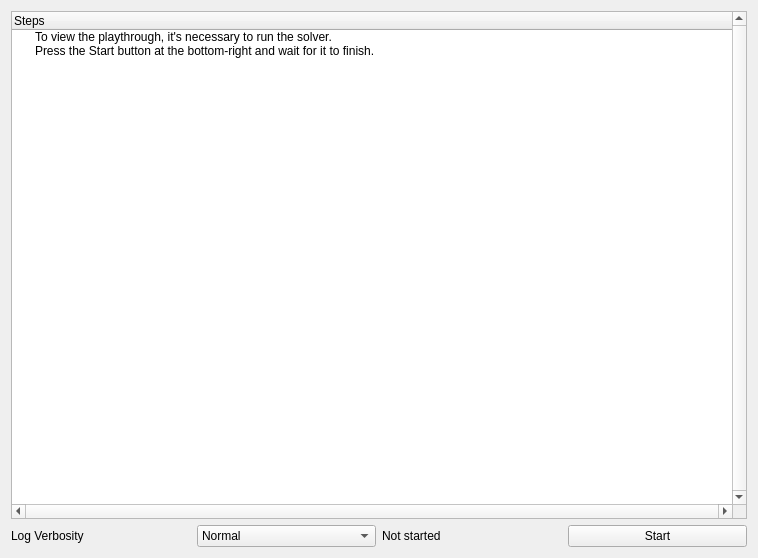
Above: randovania/gui/ui_files/game_validator_widget.ui from randovania/randovania before the change. Below: the same form after it.
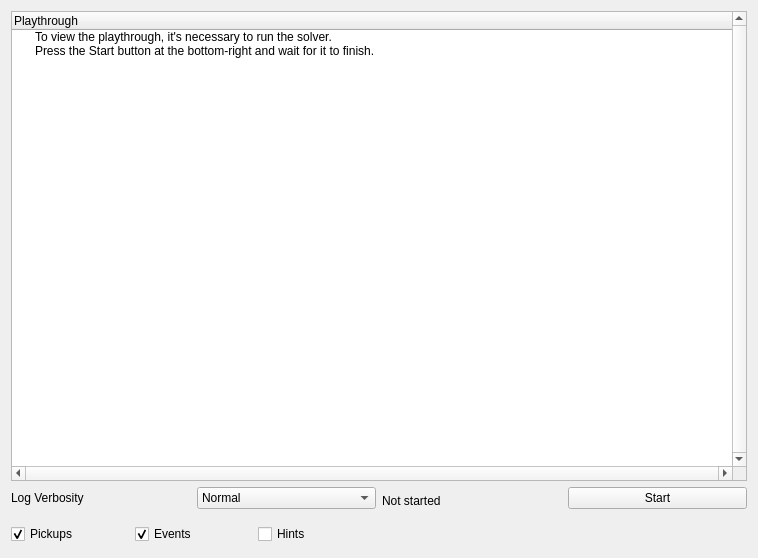
That is the form after the change.

Commit message: add action type filters

What changed in the file:
```diff
--- a/randovania/gui/ui_files/game_validator_widget.ui
+++ b/randovania/gui/ui_files/game_validator_widget.ui
@@ -21,6 +21,43 @@
      </property>
     </widget>
    </item>
+   <item row="2" column="0" colspan="4">
+    <widget class="QTreeWidget" name="log_widget">
+     <property name="verticalScrollBarPolicy">
+      <enum>Qt::ScrollBarAlwaysOn</enum>
+     </property>
+     <property name="horizontalScrollBarPolicy">
+      <enum>Qt::ScrollBarAlwaysOn</enum>
+     </property>
+     <property name="textElideMode">
+      <enum>Qt::ElideNone</enum>
+     </property>
+     <property name="columnCount">
+      <number>1</number>
+     </property>
+     <attribute name="headerDefaultSectionSize">
+      <number>50</number>
+     </attribute>
+     <attribute name="headerStretchLastSection">
+      <bool>true</bool>
+     </attribute>
+     <column>
+      <property name="text">
+       <string>Playthrough</string>
+      </property>
+     </column>
+     <item>
+      <property name="text">
+       <string>To view the playthrough, it's necessary to run the solver.</string>
+      </property>
+     </item>
+     <item>
+      <property name="text">
+       <string>Press the Start button at the bottom-right and wait for it to finish.</string>
+      </property>
+     </item>
+    </widget>
+   </item>
    <item row="3" column="1">
     <widget class="QComboBox" name="verbosity_combo">
      <property name="currentIndex">
@@ -48,7 +85,38 @@
      </item>
     </widget>
    </item>
-   <item row="3" column="2">
+   <item row="5" column="0" rowspan="3" colspan="2">
+    <layout class="QHBoxLayout" name="filter_actions_layout">
+     <item>
+      <widget class="QCheckBox" name="show_pickups_check">
+       <property name="text">
+        <string>Pickups</string>
+       </property>
+       <property name="checked">
+        <bool>true</bool>
+       </property>
+      </widget>
+     </item>
+     <item>
+      <widget class="QCheckBox" name="show_events_check">
+       <property name="text">
+        <string>Events</string>
+       </property>
+       <property name="checked">
+        <bool>true</bool>
+       </property>
+      </widget>
+     </item>
+     <item>
+      <widget class="QCheckBox" name="show_hints_check">
+       <property name="text">
+        <string>Hints</string>
+       </property>
+      </widget>
+     </item>
+    </layout>
+   </item>
+   <item row="3" column="2" rowspan="2">
     <widget class="QLabel" name="status_label">
      <property name="text">
       <string>Not started</string>
@@ -62,35 +130,17 @@
      </property>
     </widget>
    </item>
-   <item row="2" column="0" colspan="4">
-    <widget class="QTreeWidget" name="log_widget">
-     <property name="verticalScrollBarPolicy">
-      <enum>Qt::ScrollBarAlwaysOn</enum>
+   <item row="6" column="2" colspan="2">
+    <widget class="QLabel" name="needs_refresh_label">
+     <property name="styleSheet">
+      <string notr="true">color: red;</string>
      </property>
-     <property name="horizontalScrollBarPolicy">
-      <enum>Qt::ScrollBarAlwaysOn</enum>
-     </property>
-     <property name="textElideMode">
-      <enum>Qt::ElideNone</enum>
-     </property>
-     <attribute name="headerStretchLastSection">
-      <bool>true</bool>
-     </attribute>
-     <column>
       <property name="text">
-       <string>Steps</string>
-      </property>
-     </column>
-     <item>
-      <property name="text">
-       <string>To view the playthrough, it's necessary to run the solver.</string>
-      </property>
-     </item>
-     <item>
-      <property name="text">
-       <string>Press the Start button at the bottom-right and wait for it to finish.</string>
-      </property>
-     </item>
+      <string/>
+     </property>
+     <property name="margin">
+      <number>0</number>
+     </property>
     </widget>
    </item>
   </layout>
```
Lines whose indentation alone changed are shown as unchanged. The commit also changes 1 other file.
